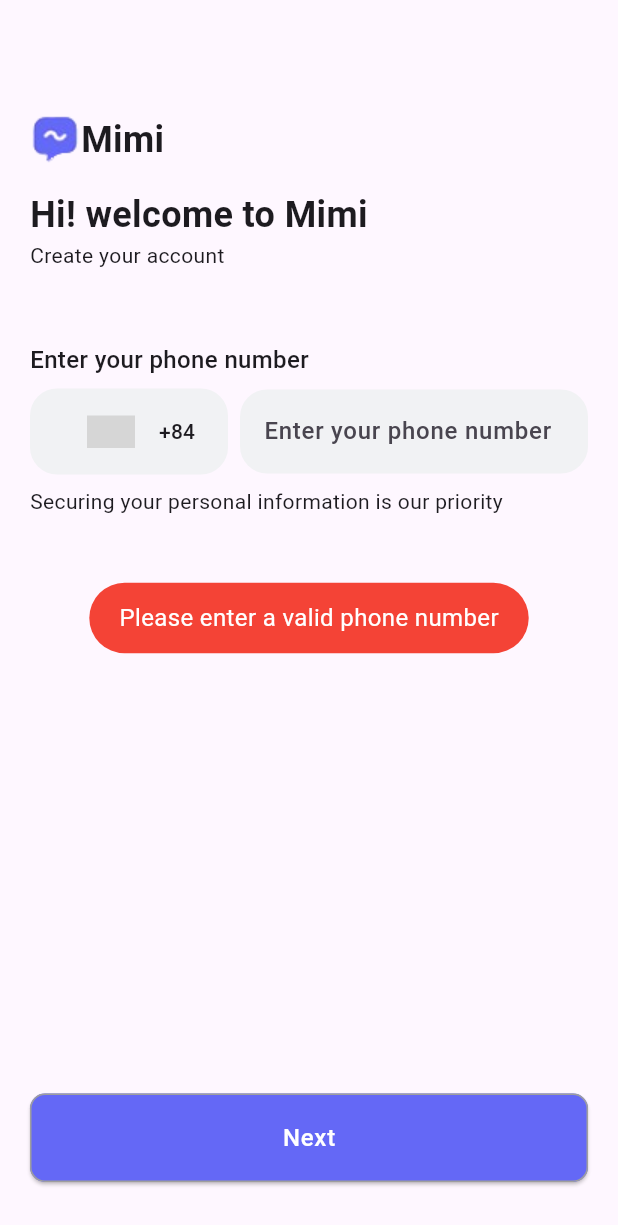
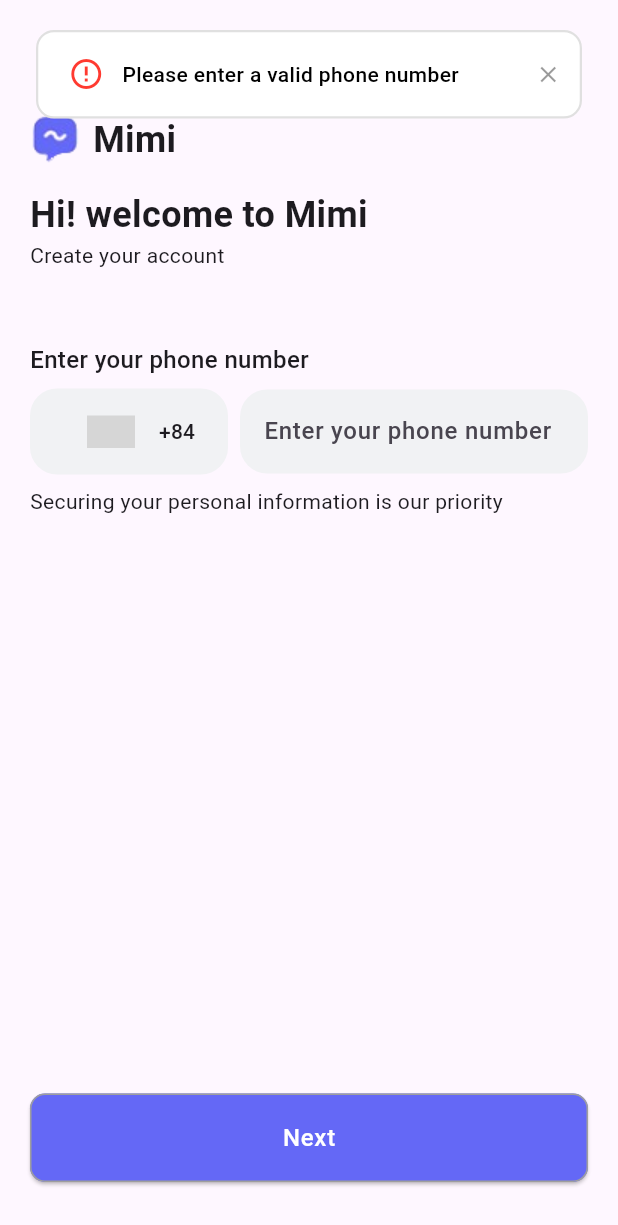
Before and after one commit to ninehcobra/chat_app, a Flutter app: the LoginScreen screen opened by its route, after a tap on "Next", on a phone screen of 412 x 824 dp. Shown: the top 1225 px of the screen. Run offline on Flutter 3.47's test engine with Material 3 defaults, Android fonts, the phone set to English and light mode, and no system bars; drawn by our look-alikes of country_code_picker, toastification; grey boxes are pictures that could not be loaded.

Commit message:
feat: add notificaiton

```diff
--- a/lib/src/presentation/auth/screens/login.dart
+++ b/lib/src/presentation/auth/screens/login.dart
@@ -3,7 +3,7 @@ import 'package:chat_app/src/common/widgets/custom_button.dart';
 import 'package:chat_app/src/core/configs/assets/images.dart';
 import 'package:country_code_picker/country_code_picker.dart';
 import 'package:flutter/material.dart';
-import 'package:fluttertoast/fluttertoast.dart';
+import 'package:toastification/toastification.dart';
 
 class LoginScreen extends StatefulWidget {
   const LoginScreen({super.key});
@@ -32,7 +32,9 @@ class _LoginScreenState extends State<LoginScreen> {
                   Row(
                     crossAxisAlignment: CrossAxisAlignment.start,
                     children: [
-                      Image.asset(AppImages.logo),
+                      Container(
+                          margin: const EdgeInsets.only(right: 8),
+                          child: Image.asset(AppImages.logo)),
                       const Text(
                         'Mimi',
                         style: TextStyle(
@@ -103,14 +105,13 @@ class _LoginScreenState extends State<LoginScreen> {
                     if (_phoneNumberController.text.length != 10 ||
                         !RegExp(r'^(03|05|07|08|09)')
                             .hasMatch(_phoneNumberController.text)) {
-                      Fluttertoast.showToast(
-                          msg: "Please enter a valid phone number",
-                          toastLength: Toast.LENGTH_SHORT,
-                          gravity: ToastGravity.CENTER,
-                          timeInSecForIosWeb: 1,
-                          backgroundColor: Colors.red,
-                          textColor: Colors.white,
-                          fontSize: 16.0);
+                      toastification.show(
+                        type: ToastificationType.error,
+                        context:
+                            context, // optional if you use ToastificationWrapper
+                        title: const Text('Please enter a valid phone number'),
+                        autoCloseDuration: const Duration(seconds: 5),
+                      );
                     } else {
                       Navigator.pushNamed(context, RouterConstants.otp,
                           arguments: _phoneNumberController.text);
--- a/pubspec.yaml
+++ b/pubspec.yaml
@@ -44,7 +44,7 @@ dependencies:
   shared_preferences: ^2.2.3
   cached_network_image: ^3.3.1
   http: ^1.2.1
-  fluttertoast: ^8.2.8
+  toastification: ^2.1.0
 dev_dependencies:
   flutter_test:
     sdk: flutter
```
Also changed, not shown: lib/main.dart (+8 -5 lines), lib/src/presentation/auth/screens/otp.dart (+16 -2 lines), pubspec.lock.
